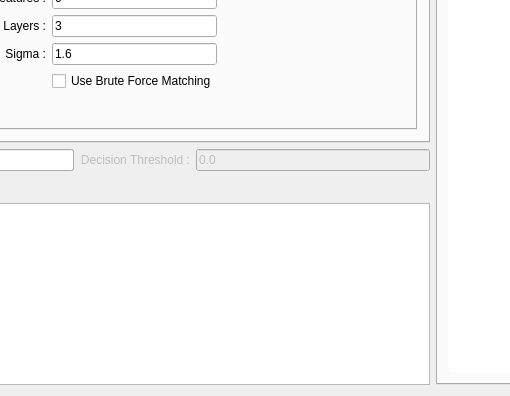
This is source_code/mainwindow.ui in Aissa94/PFE_Project as Qt 5 draws it before an edit; both pictures show x 322 to 832 and y 354 to 750 of the 1221 by 750 pixel window. The edited form follows.
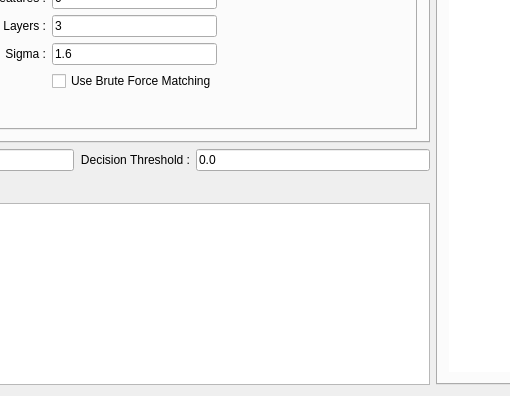
This is the edited form. Icons and pictures are not drawn. Custom widgets are drawn as their Qt base class.

Commit message: Task Bar more fluid

Patch:
```diff
--- a/source_code/mainwindow.ui
+++ b/source_code/mainwindow.ui
@@ -2917,7 +2917,7 @@
       <item row="0" column="2">
        <widget class="QLabel" name="decisionStageThresholdLabel">
         <property name="enabled">
-         <bool>false</bool>
+         <bool>true</bool>
         </property>
         <property name="toolTip">
          <string>&lt;html&gt;&lt;head/&gt;&lt;body&gt;&lt;p&gt;Threshold for which the score is accepted.&lt;/p&gt;&lt;p&gt;&lt;span style=&quot; font-weight:600;&quot;&gt;Note:&lt;/span&gt; Image is accepted only if &lt;span style=&quot; font-style:italic;&quot;&gt;Score &amp;gt;= Threshold&lt;/span&gt;&lt;/p&gt;&lt;/body&gt;&lt;/html&gt;</string>
@@ -2933,7 +2933,7 @@
       <item row="0" column="3">
        <widget class="QLineEdit" name="decisionStageThresholdText">
         <property name="enabled">
-         <bool>false</bool>
+         <bool>true</bool>
         </property>
         <property name="text">
          <string>0.0</string>
```
Left out of the diff: 2 changed lines with no effect on the pictures. The commit also changes 2 other files.
